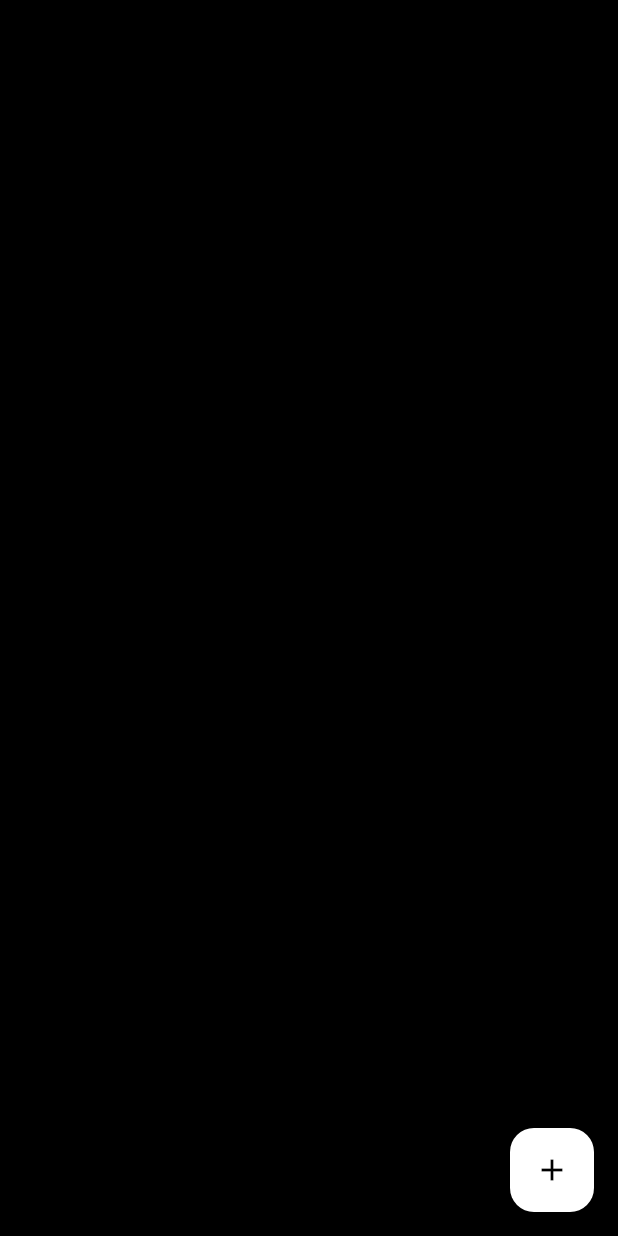
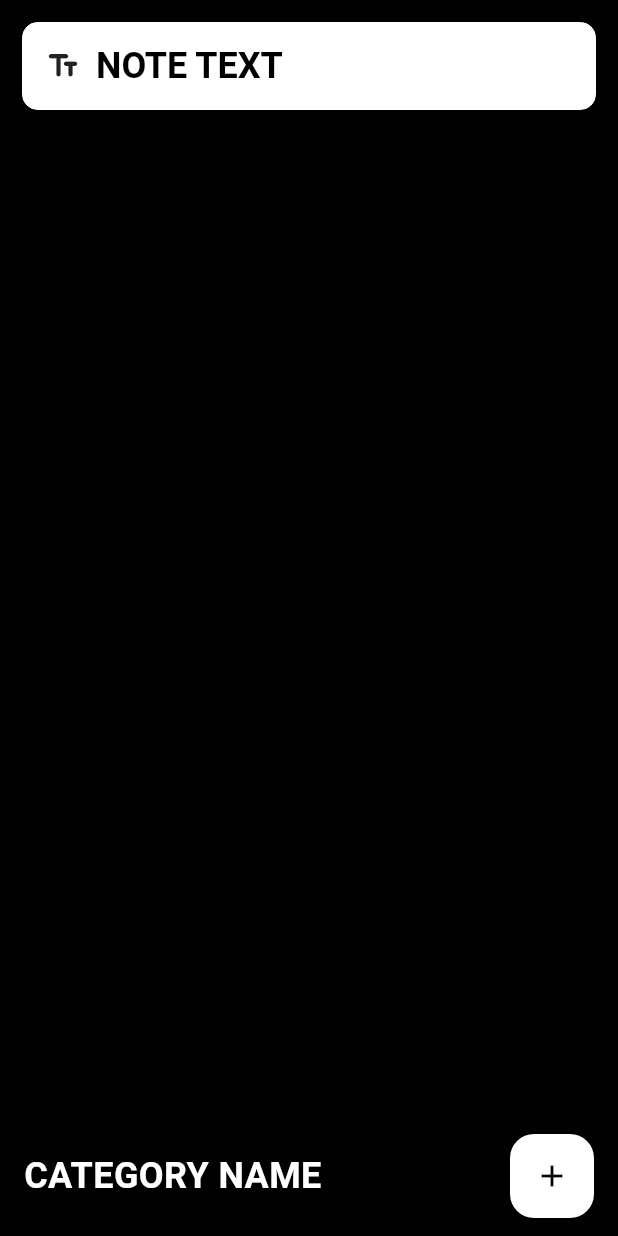
Before and after one commit to evixture/vNotes, a Flutter app: the NewHomePage screen opened directly, on a phone screen of 412 x 824 dp. Run offline on Flutter 3.47's test engine with Material 3 defaults, Android fonts, the phone set to English and light mode, and no system bars.

Commit message:
started work on main page

```diff
--- a/lib/main.dart
+++ b/lib/main.dart
@@ -21,8 +21,8 @@ class MainApp extends StatelessWidget {
         useMaterial3: true,
       ),
 
-      //home: const NewHomePage(),
-      home: const SplashPage(),
+      home: const NewHomePage(),
+      //home: const SplashPage(),
 
       //home: const HomePage(title: 'Flutter Demo Home Page'),
     );
@@ -91,6 +91,95 @@ class NewHomePageState extends State<NewHomePage> {
   Widget build(BuildContext context) {
     return Scaffold(
       backgroundColor: Colors.black,
+      body: ListView(
+        children: [
+          Wrap(
+            children: [
+              //note
+              testNote(),
+            ],
+          )
+        ],
+      ),
+      //bottom app bar
+      bottomNavigationBar: BottomAppBar(
+          height: 80,
+          color: Colors.black,
+          child: Row(
+            children: [
+              const Text(
+                "CATEGORY NAME",
+                style: TextStyle(
+                    color: Colors.white,
+                    fontSize: 24,
+                    fontWeight: FontWeight.bold),
+              ),
+              const Spacer(),
+              FloatingActionButton(
+                onPressed: () {
+                  // Add your onPressed code here!
+                },
+                foregroundColor: Colors.black,
+                backgroundColor: Colors.white,
+                child: const Icon(Icons.add),
+              ),
+            ],
+          )),
+    );
+  }
+}
+
+/*
+const Text(
+                "CATEGORY NAME",
+                style: TextStyle(
+                    color: Colors.white,
+                    fontSize: 24,
+                    fontWeight: FontWeight.bold),
+              ),
+*/
+
+Container testNote() {
+  return //note
+      Container(
+    //outside
+    margin: const EdgeInsets.all(15),
+    //inside
+    padding: const EdgeInsets.all(15),
+    //height: 400,
+    //width: 150,
+    decoration: BoxDecoration(
+      color: Colors.white,
+      border: Border.all(width: 0, color: Colors.white),
+      borderRadius: const BorderRadius.all(Radius.circular(10)),
+    ),
+    child: Column(
+      children: [
+        //note elements
+        Row(
+          children: [
+            Container(
+              margin: EdgeInsets.only(right: 10),
+              child: const Icon(Icons.text_fields_rounded),
+            ),
+            RichText(
+                text: const TextSpan(
+                    text: "NOTE TEXT",
+                    style: TextStyle(
+                        color: Colors.black,
+                        fontWeight: FontWeight.bold,
+                        fontSize: 24)))
+          ],
+        ),
+      ],
+    ),
+  );
+}
+
+/*
+  Widget build(BuildContext context) {
+      return Scaffold(
+        backgroundColor: Colors.black,
         floatingActionButton: FloatingActionButton(
           onPressed: () {
             // Add your onPressed code here!
@@ -101,7 +190,39 @@ class NewHomePageState extends State<NewHomePage> {
         ),
       );
     }
-}
+
+  //note
+  Container(
+    //outside
+    margin: EdgeInsets.all(15),
+    //inside
+    padding: EdgeInsets.all(15),
+    height: 400,
+    decoration: BoxDecoration(
+      color: Colors.white,
+      border: Border.all(width: 0, color: Colors.white),
+      borderRadius: BorderRadius.all(Radius.circular(10)),
+    ),
+    child: Column(
+      children: [
+        //note elements
+        Row(
+          children: [
+            Icon(Icons.text_fields_rounded),
+            RichText(
+                text: TextSpan(
+                    text: "NOTE TEXT",
+                    style: TextStyle(
+                      color: Colors.black,
+                      fontWeight: FontWeight.bold,
+                    )))
+          ],
+        ),
+      ],
+    ),
+  ),
+
+*/
 
 //---------------
 //
```
Lines whose indentation alone changed are shown as unchanged.
